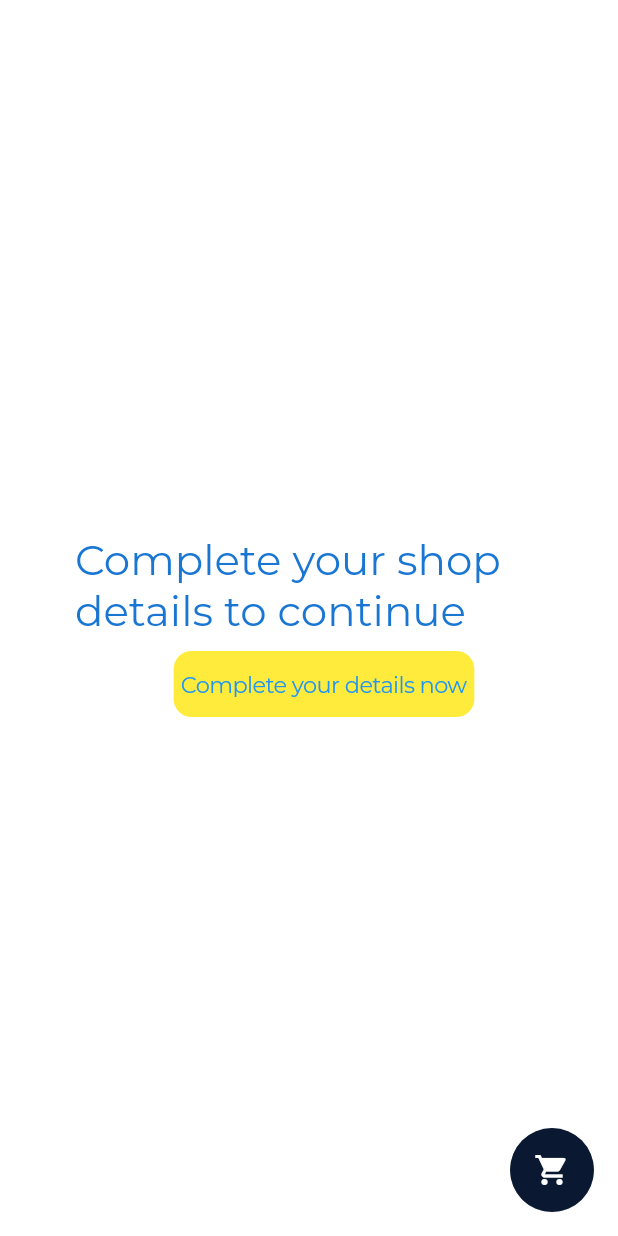
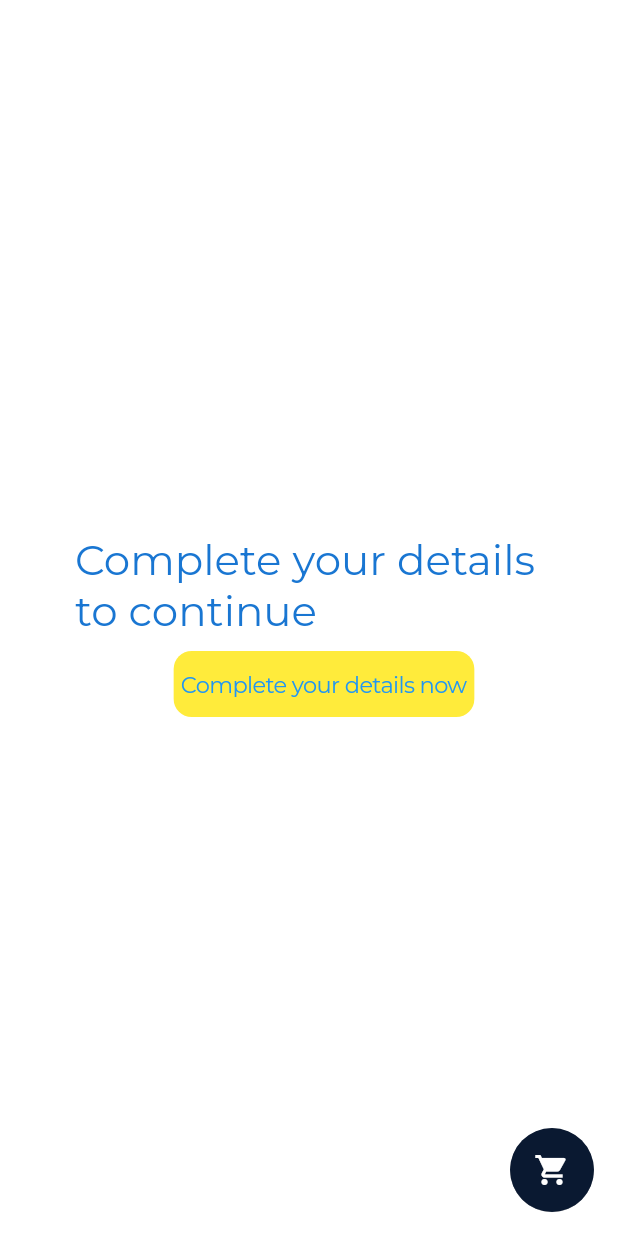
Before and after one commit to Soham041201/ShopIt, a Flutter app: the SellerHomePageBody screen opened directly, on a phone screen of 412 x 824 dp. Run offline on Flutter 3.47's test engine with Material 2 defaults, Android fonts, the phone set to English and light mode, and no system bars; our stand-ins replace cloud_firestore, firebase_auth, firebase_core, flutter_spinkit, google_fonts, google_sign_in; missing offline and left inert: cloud_firestore_web, firebase_auth_web, firebase_core_web, google_sign_in_web; accounts and stored records are empty.

Commit message:
shop removed

```diff
--- a/lib/Seller-Chinmayee/seller_home_page_body.dart
+++ b/lib/Seller-Chinmayee/seller_home_page_body.dart
@@ -31,7 +31,7 @@ class _SellerHomePageBodyState extends State<SellerHomePageBody> {
           child: Column(
             mainAxisAlignment: MainAxisAlignment.center,
             children: [
-              bodyTextstyle('Complete your shop details to continue',
+              bodyTextstyle('Complete your details to continue',
                   Colors.blue.shade700, 28),
               SizedBox(
                 height: 10,
```
Also changed, not shown: 1 other file.
